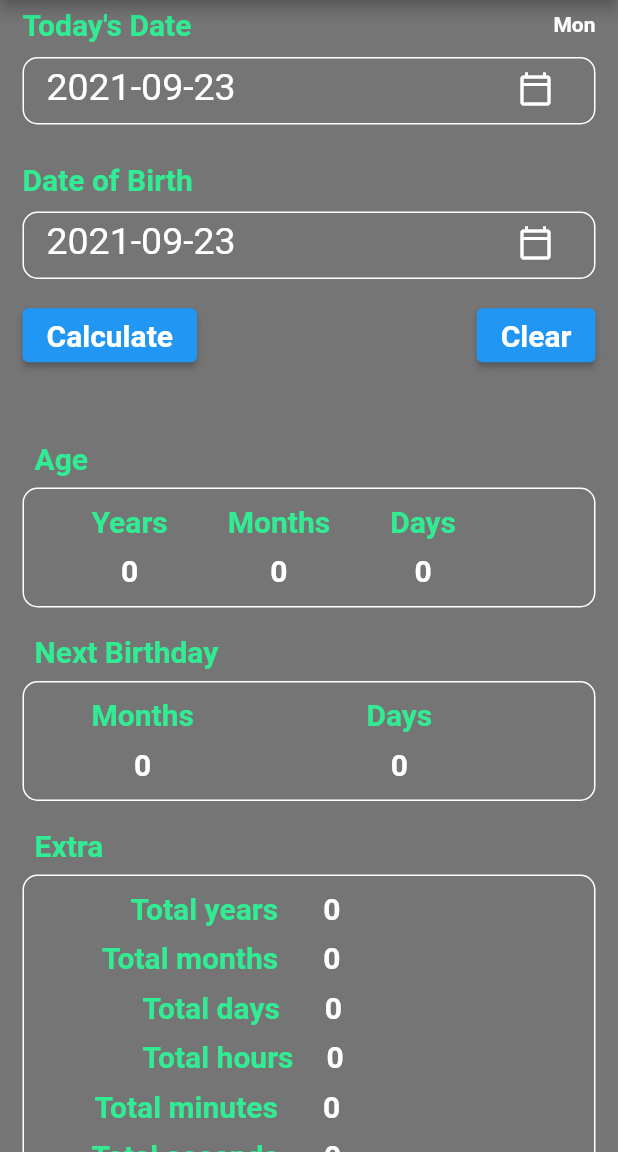
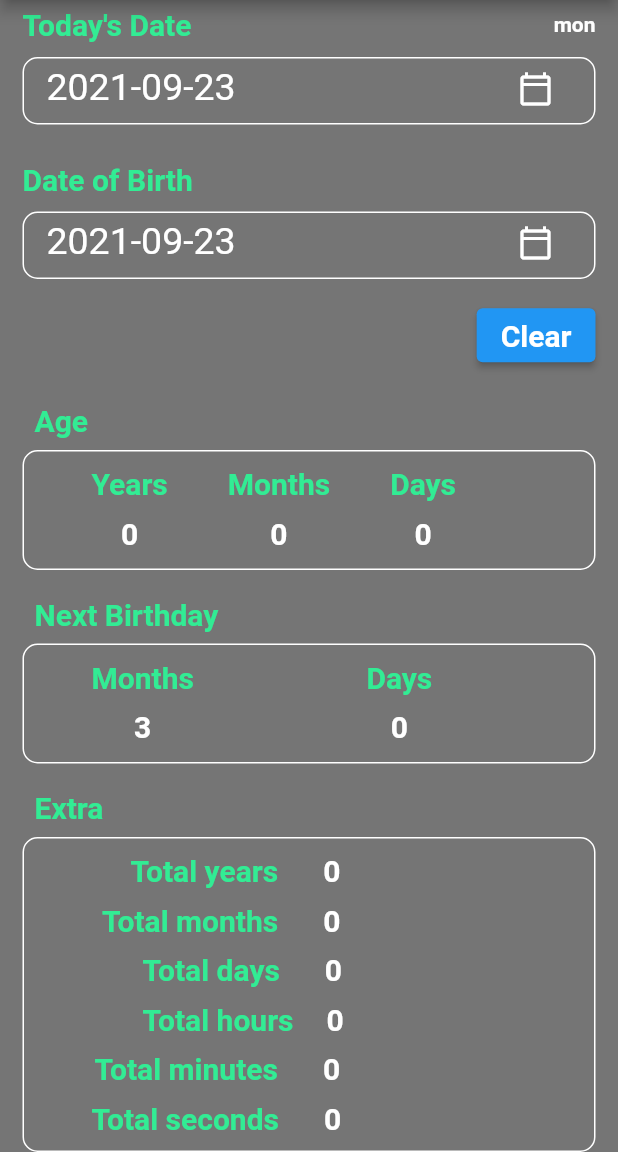
Before and after one commit to pardeepwd/AgeCalculator, a Flutter app: the AgeCalculator screen opened directly, on a phone screen of 412 x 824 dp, the part 84-1236 px from its top. Run offline on Flutter 3.47's test engine with Material 2 defaults, Android fonts, the phone set to English and light mode, and no system bars; our stand-ins replace share.

Commit message:
share app, age calculate

```diff
--- a/lib/screens/age_calculator.dart
+++ b/lib/screens/age_calculator.dart
@@ -1,5 +1,6 @@
 import 'package:age_calculator/utils/color/color.dart';
 import 'package:flutter/material.dart';
+import 'package:share/share.dart';
 
 class AgeCalculator extends StatefulWidget {
   const AgeCalculator({Key? key}) : super(key: key);
@@ -47,7 +48,11 @@ class _AgeCalculatorState extends State<AgeCalculator> {
           title: const Center(child: Text("      Age Calculator")),
           actions: [
             IconButton(
-                onPressed: () {},
+                onPressed: () {
+                  Share.share(
+                      'check out my website https://protocoderspoint.com/',
+                      subject: 'Sharing on Email');
+                },
                 icon: const Icon(
                   Icons.share_rounded,
                   color: Colors.white,
@@ -76,7 +81,7 @@ class _AgeCalculatorState extends State<AgeCalculator> {
                         fontWeight: FontWeight.bold),
                   ),
                   const Text(
-                    "Mon",
+                    "mon",
                     style: TextStyle(
                         color: Colors.white, fontWeight: FontWeight.bold),
                   ),
@@ -184,15 +189,21 @@ class _AgeCalculatorState extends State<AgeCalculator> {
                 child: Row(
                   mainAxisAlignment: MainAxisAlignment.spaceBetween,
                   children: <Widget>[
-                    ElevatedButton(
-                        onPressed: () {},
-                        child: const Text(
-                          "Calculate",
-                          style: TextStyle(
-                              color: Colors.white,
-                              fontSize: 20,
-                              fontWeight: FontWeight.bold),
-                        )),
+                    // ElevatedButton(
+                    //     onPressed: () {
+                    //
+                    //     },
+                    //     child: const Text(
+                    //       "Calculate",
+                    //       style: TextStyle(
+                    //           color: Colors.white,
+                    //           fontSize: 20,
+                    //           fontWeight: FontWeight.bold),
+                    //     )),
+                    const SizedBox(
+
+                      width: 25,
+                    ),
                     ElevatedButton(
                       onPressed: () {},
                       child: const Text(
@@ -207,12 +218,10 @@ class _AgeCalculatorState extends State<AgeCalculator> {
                 ),
               ),
             ),
-            const SizedBox(
-              height: 20,
-            ),
+
             Padding(
               padding:
-                  const EdgeInsets.only(left: 15, right: 15, bottom: 5, top: 5),
+                  const EdgeInsets.only(left: 15, right: 15, bottom: 5,),
               child: Column(
                 crossAxisAlignment: CrossAxisAlignment.start,
                 children: <Widget>[
@@ -252,9 +261,9 @@ class _AgeCalculatorState extends State<AgeCalculator> {
                               const SizedBox(
                                 height: 10,
                               ),
-                              const Text(
-                                "0",
-                                style: TextStyle(
+                              Text(
+                                "${selectedToDate.year - dateOfBirth.year}",
+                                style: const TextStyle(
                                     fontSize: 20,
                                     fontWeight: FontWeight.bold,
                                     color: Colors.white),
@@ -276,9 +285,10 @@ class _AgeCalculatorState extends State<AgeCalculator> {
                               const SizedBox(
                                 height: 10,
                               ),
-                              const Text(
-                                "0",
-                                style: TextStyle(
+                              Text(
+                                "${dateOfBirth.month - selectedToDate.month}"
+                                    .replaceAll('-', ''),
+                                style: const TextStyle(
                                     fontSize: 20,
                                     fontWeight: FontWeight.bold,
                                     color: Colors.white),
@@ -300,9 +310,10 @@ class _AgeCalculatorState extends State<AgeCalculator> {
                               const SizedBox(
                                 height: 10,
                               ),
-                              const Text(
-                                "0",
-                                style: TextStyle(
+                              Text(
+                                "${dateOfBirth.day - selectedToDate.day}"
+                                    .replaceAll('-', ''),
+                                style: const TextStyle(
                                     fontSize: 20,
                                     fontWeight: FontWeight.bold,
                                     color: Colors.white),
@@ -358,9 +369,10 @@ class _AgeCalculatorState extends State<AgeCalculator> {
                               const SizedBox(
                                 height: 10,
                               ),
-                              const Text(
-                                "0",
-                                style: TextStyle(
+                              Text(
+                                "${selectedToDate.month - DateTime.monthsPerYear }"
+                                    .replaceAll('-', ''),
+                                style: const TextStyle(
                                     fontSize: 20,
                                     fontWeight: FontWeight.bold,
                                     color: Colors.white),
@@ -382,9 +394,10 @@ class _AgeCalculatorState extends State<AgeCalculator> {
                               const SizedBox(
                                 height: 10,
                               ),
-                              const Text(
-                                "0",
-                                style: TextStyle(
+                              Text(
+                                "${selectedToDate.day - dateOfBirth.day}"
+                                    .replaceAll('-', ''),
+                                style: const TextStyle(
                                     fontSize: 20,
                                     fontWeight: FontWeight.bold,
                                     color: Colors.white),
@@ -443,9 +456,9 @@ class _AgeCalculatorState extends State<AgeCalculator> {
                                 const SizedBox(
                                   width: 30,
                                 ),
-                                const Text(
-                                  "0",
-                                  style: TextStyle(
+                                Text(
+                                  "${selectedToDate.year - dateOfBirth.year}",
+                                  style: const TextStyle(
                                       fontSize: 20,
                                       fontWeight: FontWeight.bold,
                                       color: Colors.white),
@@ -469,11 +482,12 @@ class _AgeCalculatorState extends State<AgeCalculator> {
                               const SizedBox(
                                 width: 30,
                               ),
-                              const Padding(
-                                padding: EdgeInsets.only(bottom: 10),
+                              Padding(
+                                padding: const EdgeInsets.only(bottom: 10),
                                 child: Text(
-                                  "0",
-                                  style: TextStyle(
+                                  "${((selectedToDate.year - dateOfBirth.year) * 12) +selectedToDate.month - dateOfBirth.month }"
+                                  "",
+                                  style: const TextStyle(
                                       fontSize: 20,
                                       fontWeight: FontWeight.bold,
                                       color: Colors.white),
@@ -497,11 +511,11 @@ class _AgeCalculatorState extends State<AgeCalculator> {
                               const SizedBox(
                                 width: 30,
                               ),
-                              const Padding(
-                                padding: EdgeInsets.only(bottom: 10),
+                              Padding(
+                                padding: const EdgeInsets.only(bottom: 10),
                                 child: Text(
-                                  "0",
-                                  style: TextStyle(
+                                  "${selectedToDate.difference(dateOfBirth).inDays}",
+                                  style: const TextStyle(
                                       fontSize: 20,
                                       fontWeight: FontWeight.bold,
                                       color: Colors.white),
@@ -525,11 +539,11 @@ class _AgeCalculatorState extends State<AgeCalculator> {
                               const SizedBox(
                                 width: 22,
                               ),
-                              const Padding(
-                                padding: EdgeInsets.only(bottom: 10),
+                              Padding(
+                                padding: const EdgeInsets.only(bottom: 10),
                                 child: Text(
-                                  "0",
-                                  style: TextStyle(
+                                  "${selectedToDate.difference(dateOfBirth).inHours}",
+                                  style: const TextStyle(
                                       fontSize: 20,
                                       fontWeight: FontWeight.bold,
                                       color: Colors.white),
@@ -553,11 +567,11 @@ class _AgeCalculatorState extends State<AgeCalculator> {
                               const SizedBox(
                                 width: 30,
                               ),
-                              const Padding(
-                                padding: EdgeInsets.only(bottom: 10),
+                              Padding(
+                                padding: const EdgeInsets.only(bottom: 10),
                                 child: Text(
-                                  "0",
-                                  style: TextStyle(
+                                  "${selectedToDate.difference(dateOfBirth).inMinutes}",
+                                  style: const TextStyle(
                                       fontSize: 20,
                                       fontWeight: FontWeight.bold,
                                       color: Colors.white),
@@ -577,9 +591,9 @@ class _AgeCalculatorState extends State<AgeCalculator> {
                               const SizedBox(
                                 width: 30,
                               ),
-                              const Text(
-                                "0",
-                                style: TextStyle(
+                              Text(
+                                "${selectedToDate.difference(dateOfBirth).inSeconds}",
+                                style: const TextStyle(
                                     fontSize: 20,
                                     fontWeight: FontWeight.bold,
                                     color: Colors.white),
@@ -598,4 +612,10 @@ class _AgeCalculatorState extends State<AgeCalculator> {
       ),
     );
   }
+
+  @override
+  void dispose() {
+    dateOfBirth;
+    selectedToDate;
+  }
 }
--- a/pubspec.yaml
+++ b/pubspec.yaml
@@ -27,8 +27,11 @@ environment:
 # the latest version available on pub.dev. To see which dependencies have newer
 # versions available, run `flutter pub outdated`.
 dependencies:
+  share: ^2.0.4
+
   flutter:
     sdk: flutter
+
 
 
   # The following adds the Cupertino Icons font to your application.
```
Also changed, not shown: lib/screens/add_view_members.dart (added, +38 -0 lines), lib/screens/age_difference.dart (+45 -10 lines), lib/screens/home_page.dart (+38 -17 lines), lib/screens/leap_year.dart (+41 -10 lines), pubspec.lock.
